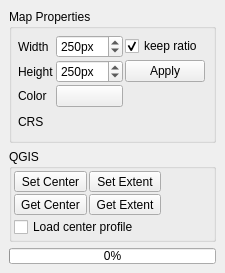
Before: the Qt Designer form timeseriesviewer/ui/renderingdock.ui in jakimowb/eo-time-series-viewer, drawn with Qt 5.
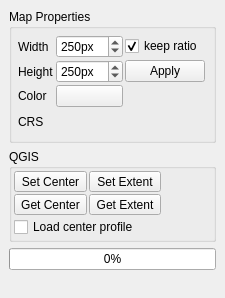
After: the same form once the commit is applied. Custom widgets are drawn as their Qt base class.

Commit message: Refactoring profile GUI profilevisualization: date2num num2date now based on decimalyear values

```diff
--- a/timeseriesviewer/ui/renderingdock.ui
+++ b/timeseriesviewer/ui/renderingdock.ui
@@ -7,7 +7,7 @@
     <x>0</x>
     <y>0</y>
     <width>201</width>
-    <height>270</height>
+    <height>298</height>
    </rect>
   </property>
   <property name="windowTitle">
```
Left out of the diff: 38 changed lines with no effect on the pictures. The commit also changes 2 other files.
